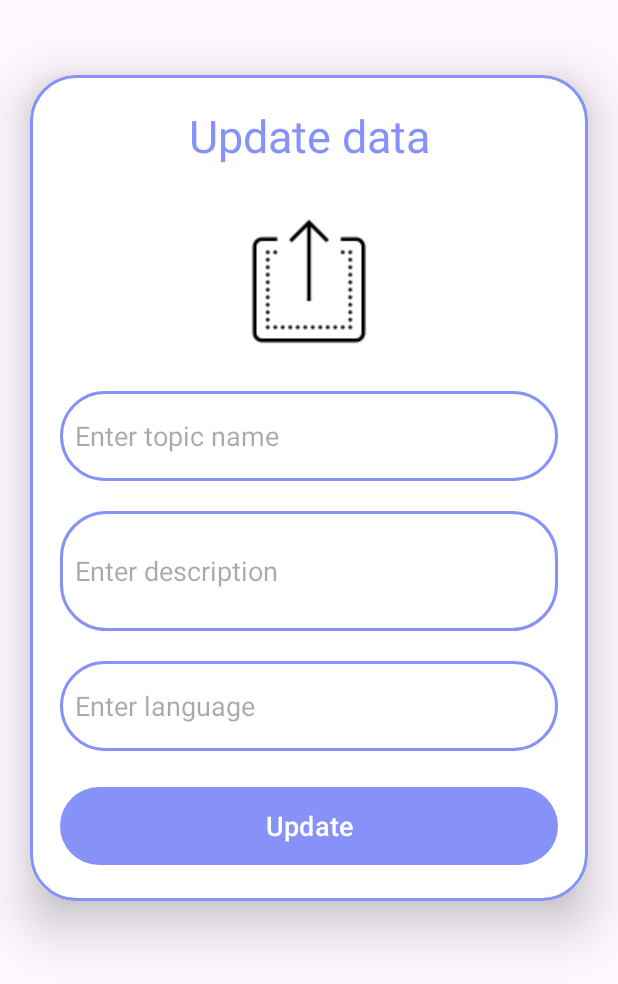
After one commit to ainwg/recipe-master, an Android app: the Update screen opened directly, with no data from a screen before it, on a phone screen of 412 x 824 dp. The commit adds this screen. Shown: the top 984 px of the screen. Run offline under Robolectric (Android 15) with nearby library versions, the phone set to English and light mode, and no system bars.

Commit message:
Create update.xml and Update.java

```diff
--- a/app/src/main/AndroidManifest.xml
+++ b/app/src/main/AndroidManifest.xml
@@ -14,6 +14,9 @@
         android:supportsRtl="true"
         android:theme="@style/Theme.RecipeMaster"
         tools:targetApi="31">
+        <activity
+            android:name=".Update"
+            android:exported="false" />
         <activity
             android:name=".Detail"
             android:exported="false" />
--- /dev/null
+++ b/app/src/main/java/com/example/recipemaster/Update.java
@@ -0,0 +1,14 @@
+package com.example.recipemaster;
+
+import androidx.appcompat.app.AppCompatActivity;
+
+import android.os.Bundle;
+
+public class Update extends AppCompatActivity {
+
+    @Override
+    protected void onCreate(Bundle savedInstanceState) {
+        super.onCreate(savedInstanceState);
+        setContentView(R.layout.update);
+    }
+}
--- a/app/src/main/res/drawable/clear_icon.xml
+++ b/app/src/main/res/drawable/clear_icon.xml
@@ -1,4 +1,4 @@
-<vector android:height="24dp" android:tint="@color/lavendar"
+<vector android:height="24dp" android:tint="#FFFFFF"
     android:viewportHeight="24" android:viewportWidth="24"
     android:width="24dp" xmlns:android="http://schemas.android.com/apk/res/android">
     <path android:fillColor="@android:color/white" android:pathData="M19,6.41L17.59,5 12,10.59 6.41,5 5,6.41 10.59,12 5,17.59 6.41,19 12,13.41 17.59,19 19,17.59 13.41,12z"/>
--- /dev/null
+++ b/app/src/main/res/drawable/edit_icon.xml
@@ -0,0 +1,5 @@
+<vector android:height="24dp" android:tint="#FFFFFF"
+    android:viewportHeight="24" android:viewportWidth="24"
+    android:width="24dp" xmlns:android="http://schemas.android.com/apk/res/android">
+    <path android:fillColor="@android:color/white" android:pathData="M3,17.25V21h3.75L17.81,9.94l-3.75,-3.75L3,17.25zM20.71,7.04c0.39,-0.39 0.39,-1.02 0,-1.41l-2.34,-2.34c-0.39,-0.39 -1.02,-0.39 -1.41,0l-1.83,1.83 3.75,3.75 1.83,-1.83z"/>
+</vector>
--- a/app/src/main/res/drawable/list_icon.xml
+++ /dev/null
@@ -1,5 +0,0 @@
-<vector android:autoMirrored="true" android:height="24dp"
-    android:tint="#FFFFFF" android:viewportHeight="24"
-    android:viewportWidth="24" android:width="24dp" xmlns:android="http://schemas.android.com/apk/res/android">
-    <path android:fillColor="@android:color/white" android:pathData="M4,10.5c-0.83,0 -1.5,0.67 -1.5,1.5s0.67,1.5 1.5,1.5 1.5,-0.67 1.5,-1.5 -0.67,-1.5 -1.5,-1.5zM4,4.5c-0.83,0 -1.5,0.67 -1.5,1.5S3.17,7.5 4,7.5 5.5,6.83 5.5,6 4.83,4.5 4,4.5zM4,16.5c-0.83,0 -1.5,0.68 -1.5,1.5s0.68,1.5 1.5,1.5 1.5,-0.68 1.5,-1.5 -0.67,-1.5 -1.5,-1.5zM7,19h14v-2L7,17v2zM7,13h14v-2L7,11v2zM7,5v2h14L21,5L7,5z"/>
-</vector>
--- a/app/src/main/res/layout/detail.xml
+++ b/app/src/main/res/layout/detail.xml
@@ -42,12 +42,21 @@
         android:layout_height="match_parent">
 
         <com.google.android.material.floatingactionbutton.FloatingActionButton
+            android:id="@+id/editButton"
+            android:layout_width="wrap_content"
+            android:layout_height="wrap_content"
+            android:layout_alignParentBottom="true"
+            app:backgroundTint="@color/lavendar"
+            android:src="@drawable/edit_icon"
+            android:layout_margin="16dp" />
+
+        <com.google.android.material.floatingactionbutton.FloatingActionButton
             android:id="@+id/deleteButton"
             android:layout_width="wrap_content"
             android:layout_height="wrap_content"
             android:layout_alignParentBottom="true"
             android:layout_alignParentEnd="true"
-            app:backgroundTint="@color/lavendar"
+            app:backgroundTint="@color/red"
             android:src="@drawable/delete_icon"
             android:layout_margin="16dp" />
     </RelativeLayout>
--- /dev/null
+++ b/app/src/main/res/layout/update.xml
@@ -0,0 +1,86 @@
+<?xml version="1.0" encoding="utf-8"?>
+<ScrollView xmlns:android="http://schemas.android.com/apk/res/android"
+    xmlns:app="http://schemas.android.com/apk/res-auto"
+    xmlns:tools="http://schemas.android.com/tools"
+    android:layout_width="match_parent"
+    android:layout_height="match_parent"
+    android:orientation="vertical"
+    tools:context=".Update">
+
+    <androidx.cardview.widget.CardView
+        android:layout_width="match_parent"
+        android:layout_height="wrap_content"
+        android:layout_marginTop="50dp"
+        android:layout_marginEnd="20dp"
+        android:layout_marginStart="20dp"
+        app:cardCornerRadius="30dp"
+        app:cardElevation="20dp">
+
+        <LinearLayout
+            android:layout_width="match_parent"
+            android:layout_height="wrap_content"
+            android:orientation="vertical"
+            android:layout_gravity="center_horizontal"
+            android:padding="20dp"
+            android:background="@drawable/lavendar_border">
+
+            <TextView
+                android:layout_width="match_parent"
+                android:layout_height="wrap_content"
+                android:text="Update data"
+                android:textSize="30sp"
+                android:textAlignment="center"
+                android:textColor="@color/lavendar"/>
+
+            <ImageView
+                android:id="@+id/updateImage"
+                android:layout_width="match_parent"
+                android:layout_height="100dp"
+                android:src="@drawable/upload"
+                android:layout_marginTop="30dp"
+                android:scaleType="fitCenter"/>
+
+            <EditText
+                android:id="@+id/updateTitle"
+                android:layout_width="match_parent"
+                android:layout_height="60dp"
+                android:background="@drawable/lavendar_border"
+                android:layout_marginTop="20dp"
+                android:padding="10dp"
+                android:hint="Enter topic name"
+                android:gravity="start|center_vertical"
+                android:textColor="@color/lavendar"/>
+
+            <EditText
+                android:id="@+id/updateDesc"
+                android:layout_width="match_parent"
+                android:layout_height="80dp"
+                android:background="@drawable/lavendar_border"
+                android:layout_marginTop="20dp"
+                android:padding="10dp"
+                android:hint="Enter description"
+                android:gravity="start|center_vertical"
+                android:textColor="@color/lavendar"/>
+
+            <EditText
+                android:id="@+id/updateLang"
+                android:layout_width="match_parent"
+                android:layout_height="60dp"
+                android:background="@drawable/lavendar_border"
+                android:layout_marginTop="20dp"
+                android:padding="10dp"
+                android:hint="Enter language"
+                android:gravity="start|center_vertical"
+                android:textColor="@color/lavendar"/>
+
+            <Button
+                android:id="@+id/updateButton"
+                android:layout_width="match_parent"
+                android:layout_height="60dp"
+                android:text="Update"
+                android:textSize="18sp"
+                android:layout_marginTop="20dp"/>
+        </LinearLayout>
+
+    </androidx.cardview.widget.CardView>
+</ScrollView>
```
